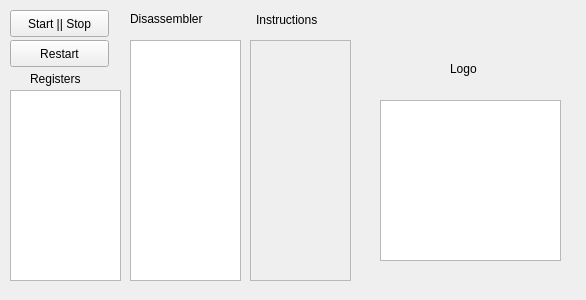
Above: config/testwidget.ui from StasLatGTTT/pdp11 before the change. Below: the same form after it.
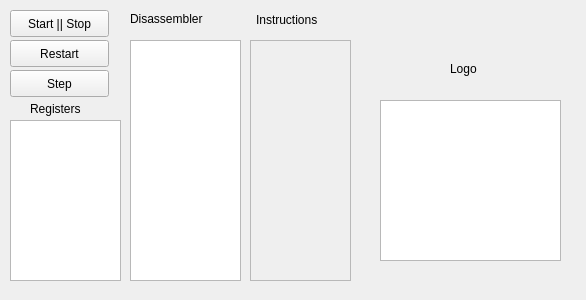
That is the form after the change.

The edit to the form file:
```diff
--- a/config/testwidget.ui
+++ b/config/testwidget.ui
@@ -43,9 +43,9 @@
    <property name="geometry">
     <rect>
      <x>10</x>
-     <y>90</y>
+     <y>120</y>
      <width>111</width>
-     <height>191</height>
+     <height>161</height>
     </rect>
    </property>
   </widget>
@@ -63,7 +63,7 @@
    <property name="geometry">
     <rect>
      <x>30</x>
-     <y>70</y>
+     <y>100</y>
      <width>67</width>
      <height>17</height>
     </rect>
@@ -144,6 +144,19 @@
     <string>Logo</string>
    </property>
   </widget>
+  <widget class="QPushButton" name="buttonStep">
+   <property name="geometry">
+    <rect>
+     <x>10</x>
+     <y>70</y>
+     <width>99</width>
+     <height>27</height>
+    </rect>
+   </property>
+   <property name="text">
+    <string>Step</string>
+   </property>
+  </widget>
  </widget>
  <resources/>
  <connections/>
```
